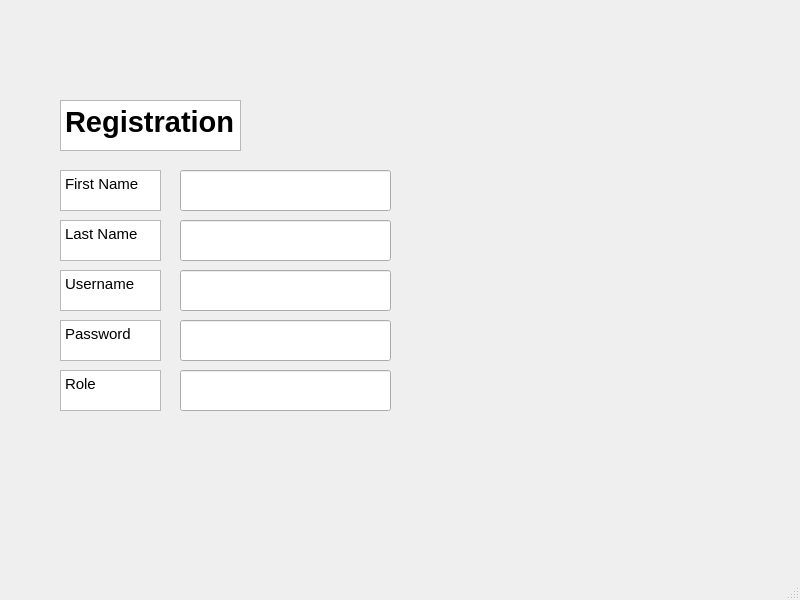
Above: code/Staging_Environment/SP23/code/SP23/registration_window.ui from muazzamaqeel/Software-Project-CTS-5 before the change. Below: the same form after it.
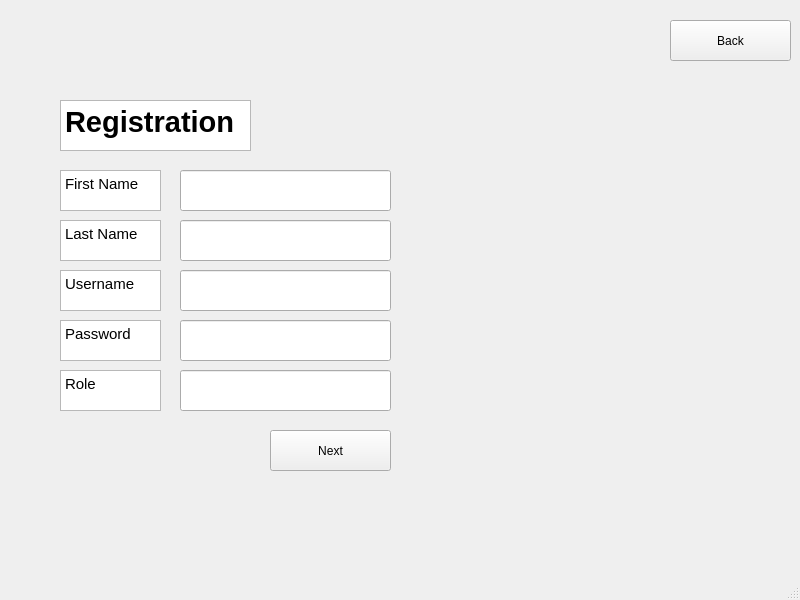
That is the form after the change.

Commit message: Implementing the functionality of Back Button

```diff
--- a/code/Staging_Environment/SP23/code/SP23/registration_window.ui
+++ b/code/Staging_Environment/SP23/code/SP23/registration_window.ui
@@ -39,7 +39,7 @@
      <rect>
       <x>60</x>
       <y>100</y>
-      <width>181</width>
+      <width>191</width>
       <height>51</height>
      </rect>
     </property>
@@ -187,6 +187,32 @@
      </rect>
     </property>
    </widget>
+   <widget class="QPushButton" name="back">
+    <property name="geometry">
+     <rect>
+      <x>670</x>
+      <y>20</y>
+      <width>121</width>
+      <height>41</height>
+     </rect>
+    </property>
+    <property name="text">
+     <string>Back</string>
+    </property>
+   </widget>
+   <widget class="QPushButton" name="next">
+    <property name="geometry">
+     <rect>
+      <x>270</x>
+      <y>430</y>
+      <width>121</width>
+      <height>41</height>
+     </rect>
+    </property>
+    <property name="text">
+     <string>Next</string>
+    </property>
+   </widget>
   </widget>
   <widget class="QMenuBar" name="menubar">
    <property name="geometry">
```
The commit also changes 2 other files.
